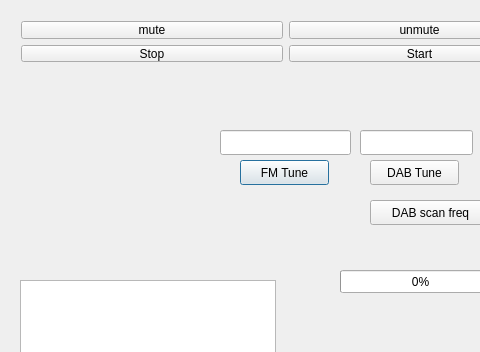
Qt form dialog.ui (Vitalic66/DAB-FM-sundtek-api) before a commit; both pictures show x 0 to 480 and y 0 to 352 of the 564 by 517 pixel window.
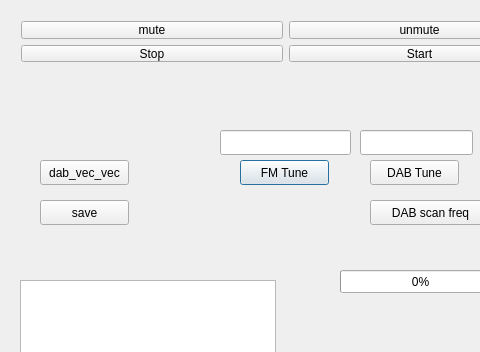
The same form after that commit.

```diff
--- a/dialog.ui
+++ b/dialog.ui
@@ -149,6 +149,32 @@
     <number>0</number>
    </property>
   </widget>
+  <widget class="QPushButton" name="pushButton">
+   <property name="geometry">
+    <rect>
+     <x>40</x>
+     <y>160</y>
+     <width>89</width>
+     <height>25</height>
+    </rect>
+   </property>
+   <property name="text">
+    <string>dab_vec_vec</string>
+   </property>
+  </widget>
+  <widget class="QPushButton" name="pushButton_2">
+   <property name="geometry">
+    <rect>
+     <x>40</x>
+     <y>200</y>
+     <width>89</width>
+     <height>25</height>
+    </rect>
+   </property>
+   <property name="text">
+    <string>save</string>
+   </property>
+  </widget>
  </widget>
  <layoutdefault spacing="6" margin="11"/>
  <resources/>
```
